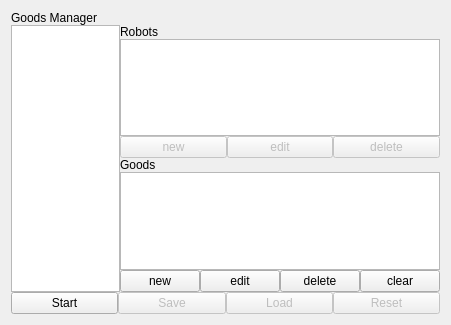
Above: tuw_rqt_ordermanager/src/tuw_rqt_ordermanager/goods.ui from AlexisTM/tuw_multi_robot_gui before the change. Below: the same form after it.
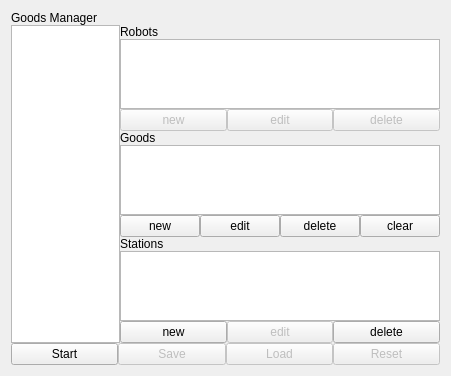
That is the form after the change. Custom widgets are drawn as their Qt base class.

Commit message: begin work on interacting with station manager

What changed in the file:
```diff
--- a/tuw_rqt_ordermanager/src/tuw_rqt_ordermanager/goods.ui
+++ b/tuw_rqt_ordermanager/src/tuw_rqt_ordermanager/goods.ui
@@ -125,6 +125,44 @@
            </item>
           </layout>
          </item>
+         <item>
+          <widget class="QLabel" name="label_4">
+           <property name="text">
+            <string>Stations</string>
+           </property>
+          </widget>
+         </item>
+         <item>
+          <widget class="QListWidget" name="lst_stations"/>
+         </item>
+         <item>
+          <layout class="QHBoxLayout" name="horizontalLayout_5">
+           <item>
+            <widget class="QPushButton" name="btn_new_station">
+             <property name="text">
+              <string>new</string>
+             </property>
+            </widget>
+           </item>
+           <item>
+            <widget class="QPushButton" name="btn_edit_station">
+             <property name="enabled">
+              <bool>false</bool>
+             </property>
+             <property name="text">
+              <string>edit</string>
+             </property>
+            </widget>
+           </item>
+           <item>
+            <widget class="QPushButton" name="btn_delete_station">
+             <property name="text">
+              <string>delete</string>
+             </property>
+            </widget>
+           </item>
+          </layout>
+         </item>
         </layout>
        </item>
       </layout>
```
The commit also changes 8 other files.
